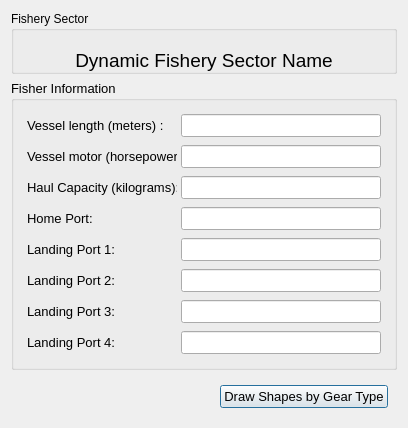
First picture: the form in cobi_loreto/Interview/fishery.ui, repository Ecotrust/openoceanmap-desktop, before the edit.
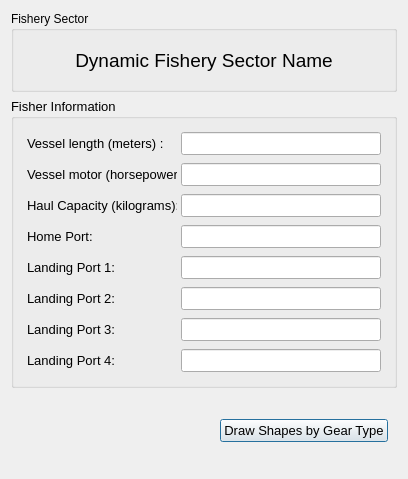
Second picture: the form after the edit.

Commit message: add % income for gear type, update dialogs, enable fishery vessel and port info dialogs for each fishery sector

```diff
--- a/cobi_loreto/Interview/fishery.ui
+++ b/cobi_loreto/Interview/fishery.ui
@@ -6,8 +6,8 @@
    <rect>
     <x>0</x>
     <y>0</y>
-    <width>402</width>
-    <height>425</height>
+    <width>404</width>
+    <height>479</height>
    </rect>
   </property>
   <property name="windowTitle" >
@@ -25,7 +25,7 @@
      <property name="title" >
       <string>Fishery Sector</string>
      </property>
-     <layout class="QHBoxLayout" name="horizontalLayout" >
+     <layout class="QHBoxLayout" >
       <item>
        <widget class="QLabel" name="fishery_sector_label" >
         <property name="minimumSize" >
@@ -77,7 +77,16 @@
            <property name="spacing" >
             <number>4</number>
            </property>
-           <property name="margin" >
+           <property name="leftMargin" >
+            <number>4</number>
+           </property>
+           <property name="topMargin" >
+            <number>4</number>
+           </property>
+           <property name="rightMargin" >
+            <number>4</number>
+           </property>
+           <property name="bottomMargin" >
             <number>4</number>
            </property>
            <item>
@@ -556,7 +565,16 @@
            <property name="spacing" >
             <number>4</number>
            </property>
-           <property name="margin" >
+           <property name="leftMargin" >
+            <number>4</number>
+           </property>
+           <property name="topMargin" >
+            <number>4</number>
+           </property>
+           <property name="rightMargin" >
+            <number>4</number>
+           </property>
+           <property name="bottomMargin" >
             <number>4</number>
            </property>
            <item>
```
Left out of the diff: 68 changed lines with no effect on the pictures. The commit also changes 20 other files.
